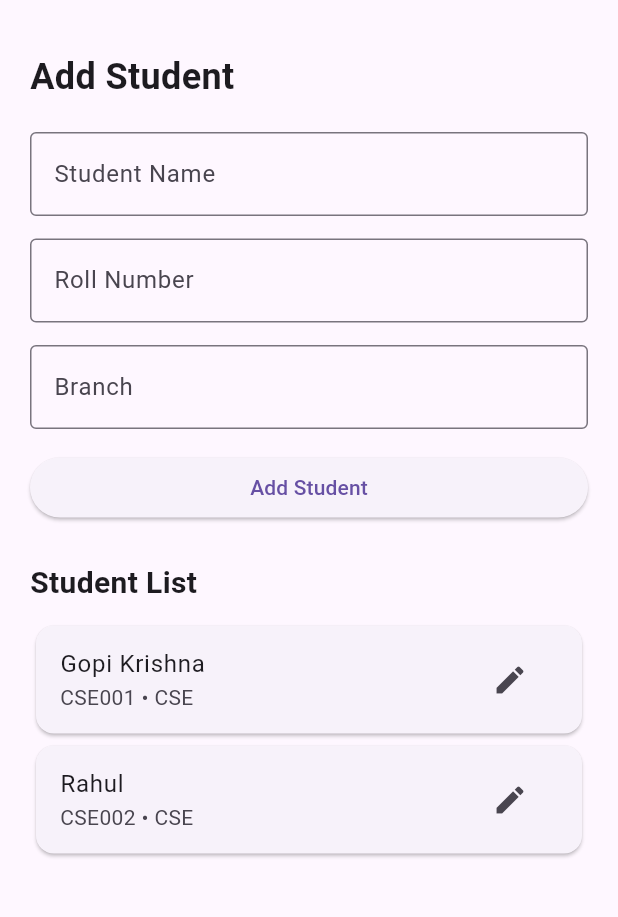
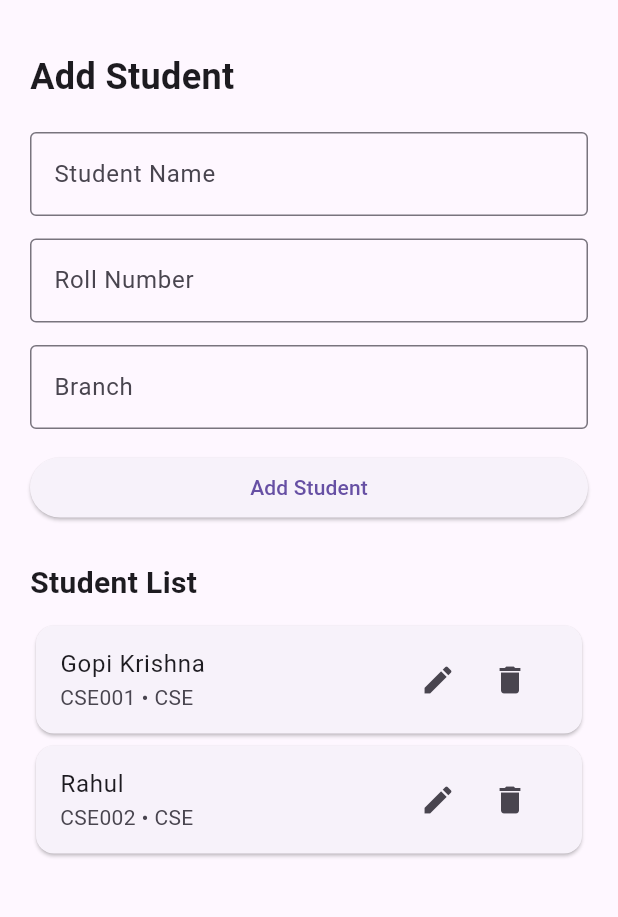
Before and after one commit to GOPIKRISHNA9110/student_attendence_app, a Flutter app: the screen it shows after launch, on a phone screen of 412 x 824 dp, the part 63-980 px from its top. Run offline on Flutter 3.47's test engine with Material 3 defaults, Android fonts, the phone set to English and light mode, and no system bars.

Commit message:
Add student delete feature

```diff
--- a/lib/main.dart
+++ b/lib/main.dart
@@ -57,6 +57,17 @@ class _HomeScreenState extends State<HomeScreen> {
       branch: 'CSE',
     ),
   ];
+void deleteStudent(Student student) {
+  setState(() {
+    students.remove(student);
+  });
+
+  ScaffoldMessenger.of(context).showSnackBar(
+    const SnackBar(
+      content: Text('Student deleted successfully'),
+    ),
+  );
+}
 
   void addStudent() {
     if (_formKey.currentState!.validate()) {
@@ -244,12 +255,23 @@ class _HomeScreenState extends State<HomeScreen> {
                     subtitle: Text(
                       '${student.rollNumber} • ${student.branch}',
                     ),
-                    trailing: IconButton(
-                      icon: const Icon(Icons.edit),
-                      onPressed: () {
-                        editStudent(student);
-                      },
-                    ),
+                   trailing: Row(
+  mainAxisSize: MainAxisSize.min,
+  children: [
+    IconButton(
+      icon: const Icon(Icons.edit),
+      onPressed: () {
+        editStudent(student);
+      },
+    ),
+    IconButton(
+      icon: const Icon(Icons.delete),
+      onPressed: () {
+        deleteStudent(student);
+      },
+    ),
+  ],
+),
                   ),
                 ),
               ),
```
